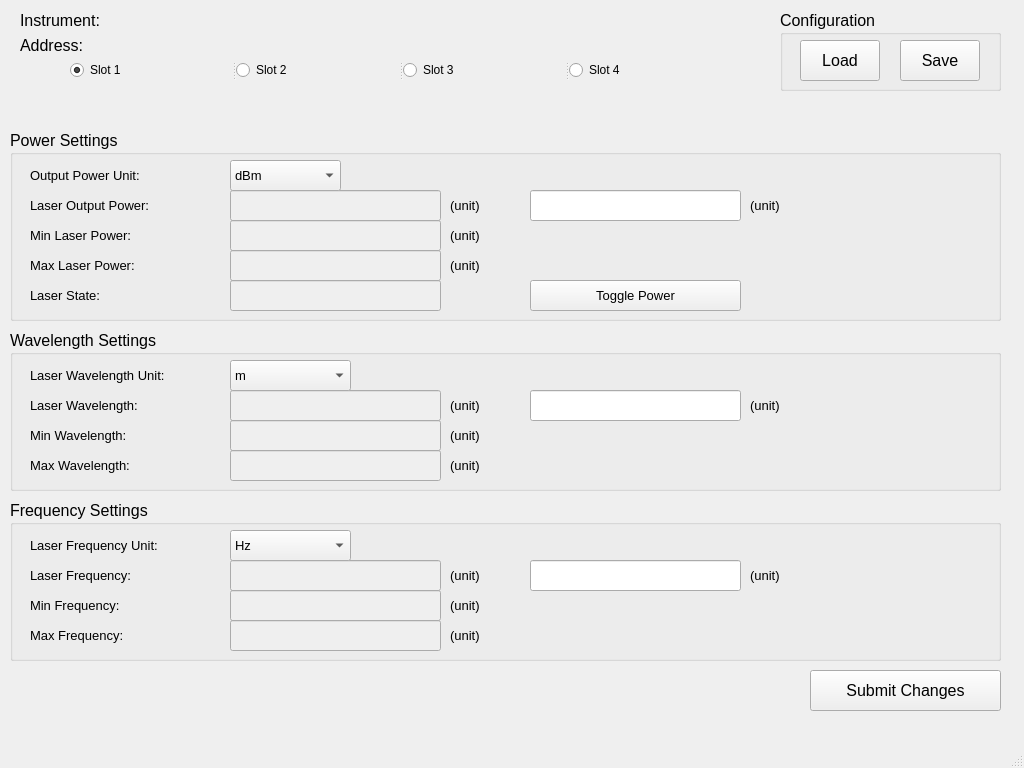
This is src/Device_Config_Windows/confign7714awindow.ui in shattered97/OSICS_Interface as Qt 5 draws it before an edit. The edited form follows.
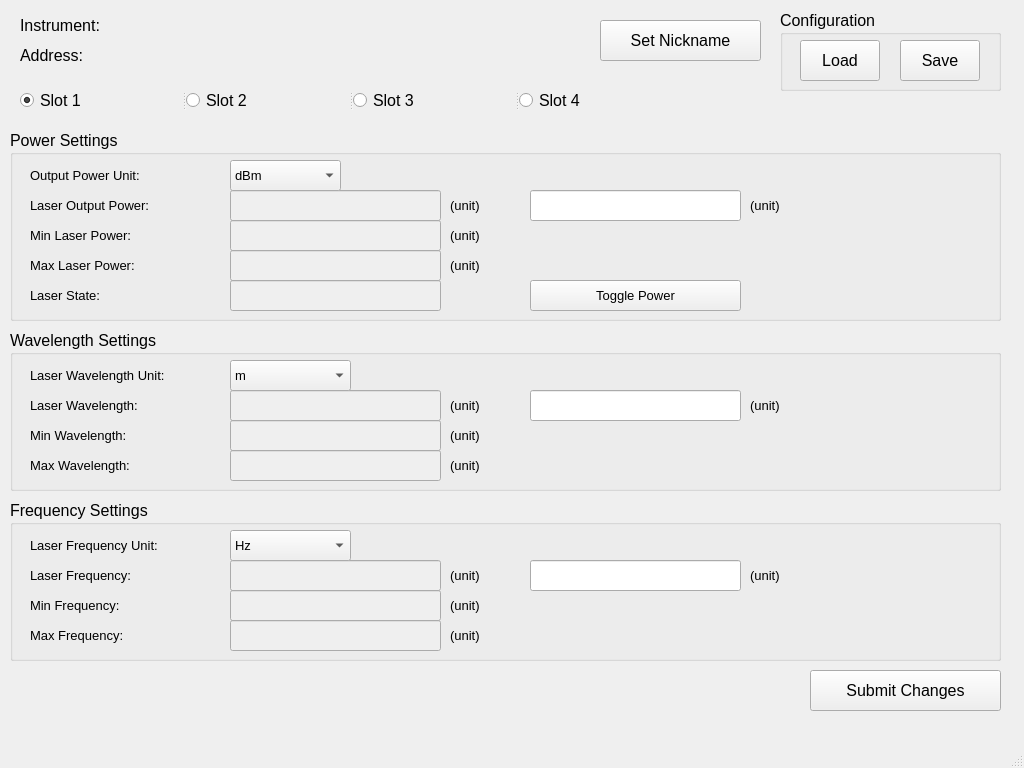
This is the edited form.

```diff
--- a/src/Device_Config_Windows/confign7714awindow.ui
+++ b/src/Device_Config_Windows/confign7714awindow.ui
@@ -25,8 +25,8 @@
      <rect>
       <x>20</x>
       <y>10</y>
-      <width>991</width>
-      <height>21</height>
+      <width>561</width>
+      <height>31</height>
      </rect>
     </property>
     <property name="font">
@@ -42,8 +42,8 @@
     <property name="geometry">
      <rect>
       <x>20</x>
-      <y>30</y>
-      <width>981</width>
+      <y>40</y>
+      <width>561</width>
       <height>31</height>
      </rect>
     </property>
@@ -59,12 +59,17 @@
    <widget class="QSplitter" name="splitter">
     <property name="geometry">
      <rect>
-      <x>70</x>
-      <y>60</y>
+      <x>20</x>
+      <y>90</y>
       <width>661</width>
       <height>20</height>
      </rect>
     </property>
+    <property name="font">
+     <font>
+      <pointsize>12</pointsize>
+     </font>
+    </property>
     <property name="orientation">
      <enum>Qt::Horizontal</enum>
     </property>
@@ -1042,6 +1047,24 @@
      </property>
     </widget>
    </widget>
+   <widget class="QPushButton" name="setNicknameBtn">
+    <property name="geometry">
+     <rect>
+      <x>600</x>
+      <y>20</y>
+      <width>161</width>
+      <height>41</height>
+     </rect>
+    </property>
+    <property name="font">
+     <font>
+      <pointsize>12</pointsize>
+     </font>
+    </property>
+    <property name="text">
+     <string>Set Nickname</string>
+    </property>
+   </widget>
   </widget>
   <widget class="QMenuBar" name="menubar">
    <property name="geometry">
```
